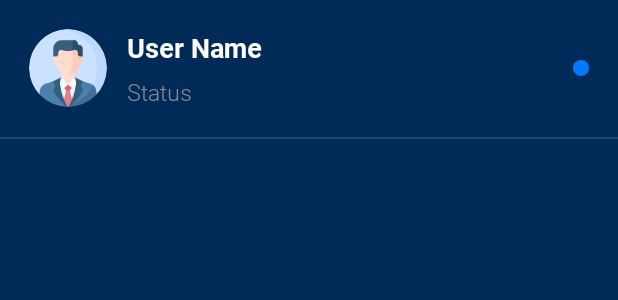
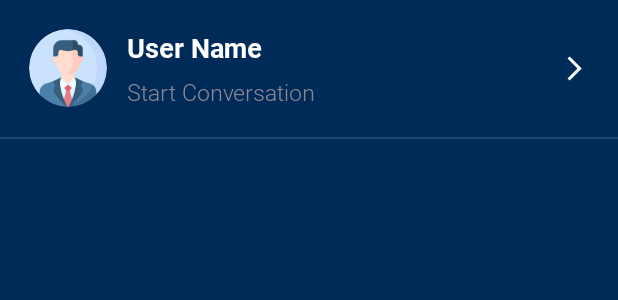
Before and after one commit to Ruturajchavda/SoloSphere, an Android app: the layout layout_chat_list.xml on its own in the app's theme, with its tools: preview values and no code run, on a phone screen of 412 x 824 dp. Shown: the top 300 px of the screen. Run offline under Robolectric (Android 15) with nearby library versions, the phone set to English and light mode, and no system bars.

Commit message:
Update Last Message in ChatList Screen by Shubhama

```diff
--- a/app/src/main/java/ca/event/solosphere/ui/adapter/ChatListAdapter.java
+++ b/app/src/main/java/ca/event/solosphere/ui/adapter/ChatListAdapter.java
@@ -69,6 +69,9 @@ public class ChatListAdapter extends RecyclerView.Adapter<RecyclerView.ViewHolde
 
             chatListViewHolder.binding.txtName.setText(user.getFullName());
 
+            if (user.getLastMessage()!=null && !user.getLastMessage().isEmpty()){
+                chatListViewHolder.binding.txtMessage.setText(user.getLastMessage().trim());
+            }
             chatListViewHolder.itemView.setOnClickListener(new View.OnClickListener() {
                 @Override
                 public void onClick(View v) {
--- /dev/null
+++ b/app/src/main/res/drawable/ic_arrow.xml
@@ -0,0 +1,5 @@
+<vector android:autoMirrored="true" android:height="24dp"
+    android:tint="#FFFFFF" android:viewportHeight="24"
+    android:viewportWidth="24" android:width="24dp" xmlns:android="http://schemas.android.com/apk/res/android">
+    <path android:fillColor="@android:color/white" android:pathData="M6.23,20.23l1.77,1.77l10,-10l-10,-10l-1.77,1.77l8.23,8.23z"/>
+</vector>
--- a/app/src/main/res/layout/layout_chat_list.xml
+++ b/app/src/main/res/layout/layout_chat_list.xml
@@ -42,18 +42,18 @@
                         android:id="@+id/txtMessage"
                         style="@style/text_label_light"
                         android:layout_marginTop="@dimen/dim_5"
-                        android:text="@string/title_status"
+                        android:text="@string/start_conversation"
                         android:textColor="@color/colorGrayDark" />
                 </LinearLayout>
             </LinearLayout>
 
             <ImageView
                 android:id="@+id/userOnOff"
-                android:layout_width="@dimen/dim_8"
-                android:layout_height="@dimen/dim_8"
+                android:layout_width="@dimen/dim_15"
+                android:layout_height="@dimen/dim_15"
                 android:layout_alignParentEnd="true"
                 android:layout_centerVertical="true"
-                android:src="@drawable/event_category_background_selected" />
+                android:src="@drawable/ic_arrow" />
 
         </RelativeLayout>
 
--- a/app/src/main/res/values/strings.xml
+++ b/app/src/main/res/values/strings.xml
@@ -67,4 +67,5 @@
     <string name="err_error_view">Something went wrong!\nplease try again</string>
     <string name="text_sample_message">Hi, How are you?</string>
     <string name="sample_time">10:00 AM, 20 Jan 2024</string>
+    <string name="start_conversation">Start Conversation</string>
 </resources>
```
Also changed, not shown: app/src/main/java/ca/event/solosphere/core/model/User.java (+10 -0 lines), app/src/main/java/ca/event/solosphere/ui/fragment/ChatListFragment.java (+32 -0 lines).
